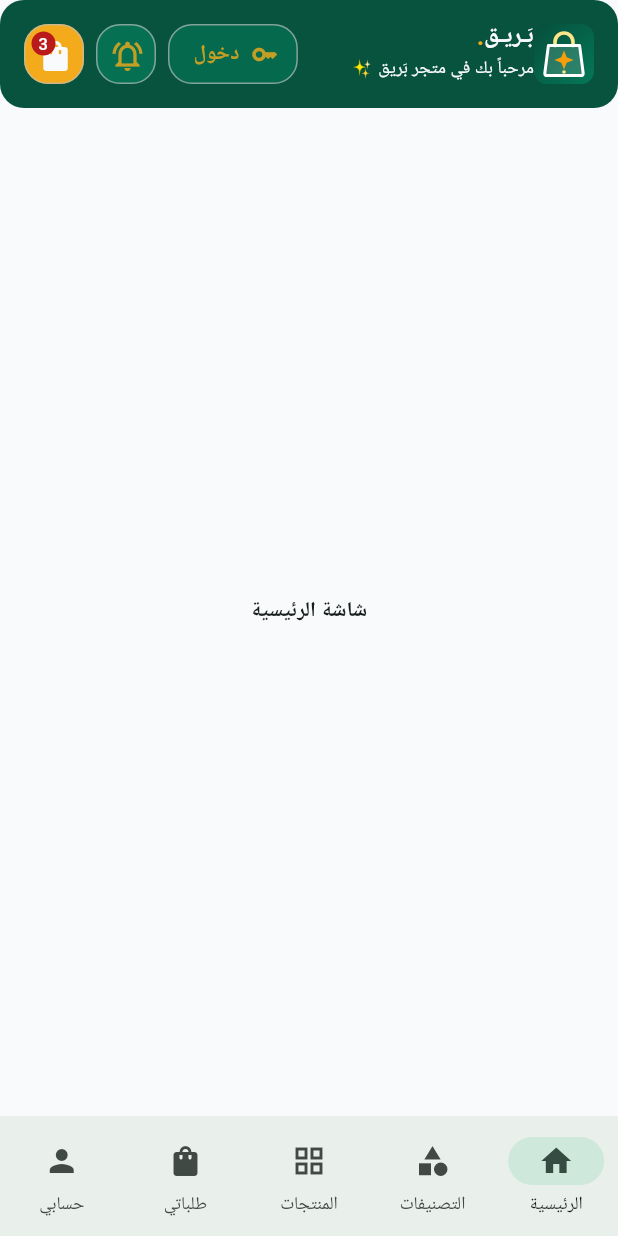
After one commit to laithkharroub743-cloud/bareeq, a Flutter app: the MainShellScreen screen opened by its route, on a phone screen of 412 x 824 dp. The commit adds this screen. Run offline on Flutter 3.47's test engine with Material 3 defaults, Android fonts, the phone set to English and light mode, and no system bars; our stand-ins replace flutter_svg, go_router, google_fonts; Roboto replaces fonts that are missing (Cairo).

Commit message:
adding buttome naviagtion Bar and IndexedStach and a header for the screens

```diff
--- /dev/null
+++ b/lib/core/router/app_router.dart
@@ -0,0 +1,39 @@
+import 'package:bareeq/features/auth/presentation/login_screen.dart';
+import 'package:bareeq/features/auth/presentation/signup_screen.dart';
+import 'package:bareeq/features/cart/presentation/cart_screen.dart';
+import 'package:bareeq/features/catalog/presenstation/product_details_screen.dart';
+import 'package:bareeq/features/orders/presentation/checkout_screen.dart';
+import 'package:bareeq/features/shell/presentation/main_shell_screen.dart';
+import 'package:go_router/go_router.dart';
+
+class AppRouter {
+  static const login = '/login';
+  static const register = '/register';
+  static const cart = '/cart';
+  static const checkoutScreen = '/CheckoutScreen';
+  static const mainShellScreen = '/';
+  static const productDetailsScreen = '/product/:id';
+  static final appRouter = GoRouter(
+    initialLocation: '/login',
+    routes: [
+      GoRoute(path: '/login', builder: (context, state) => const LoginScreen()),
+      GoRoute(
+        path: '/register',
+        builder: (context, state) => const SignupScreen(),
+      ),
+      GoRoute(path: '/cart', builder: (context, state) => const CartScreen()),
+      GoRoute(
+        path: '/product/:id',
+        builder: (context, state) {
+          final productId = state.pathParameters['id']!;
+          return ProductDetailsScreen(productId: productId);
+        },
+      ),
+      GoRoute(
+        path: '/CheckoutScreen',
+        builder: (context, state) => const CheckoutScreen(),
+      ),
+      GoRoute(path: '/', builder: (context, state) => const MainShellScreen()),
+    ],
+  );
+}
--- a/lib/core/utils/validators.dart
+++ b/lib/core/utils/validators.dart
@@ -1,4 +1,6 @@
+String? emailCheck;
 String? validateEmail(String? email) {
+  emailCheck = email;
   if (email == null || email.trim().isEmpty) return 'pls fill field';
   if (email.contains('@') && email.contains('.')) {
     return null;
--- /dev/null
+++ b/lib/core/widgets/bareeq_header.dart
@@ -0,0 +1,119 @@
+import 'package:bareeq/core/theme/app_colors.dart';
+
+import 'package:flutter/material.dart';
+import 'package:flutter_svg/flutter_svg.dart';
+
+class BareeqHeader extends StatelessWidget implements PreferredSizeWidget {
+  @override
+  Size get preferredSize => Size.fromHeight(72);
+  const BareeqHeader({super.key});
+  @override
+  Widget build(BuildContext context) {
+    return Container(
+      padding: EdgeInsetsDirectional.symmetric(vertical: 12, horizontal: 16),
+      decoration: BoxDecoration(
+        color: AppColors.primary,
+        borderRadius: BorderRadius.circular(16),
+        shape: BoxShape.rectangle,
+      ),
+      child: SafeArea(
+        child: Row(
+          children: [
+            SvgPicture.asset(
+              'lib/assets/icon/bareeq-logo.svg',
+              height: 40,
+              width: 40,
+            ),
+            Expanded(
+              child: Column(
+                crossAxisAlignment: CrossAxisAlignment.start,
+                children: [
+                  Text.rich(
+                    TextSpan(
+                      children: [
+                        TextSpan(
+                          text: 'بَـريـق',
+                          style: Theme.of(context).textTheme.bodyLarge!
+                              .copyWith(color: AppColors.surface),
+                        ),
+                        TextSpan(
+                          text: '.',
+                          style: Theme.of(context).textTheme.bodyLarge!
+                              .copyWith(color: AppColors.accentLight),
+                        ),
+                      ],
+                    ),
+                  ),
+                  Text(
+                    'مرحباً بك في متجر بَريق ✨',
+                    style: Theme.of(
+                      context,
+                    ).textTheme.bodySmall!.copyWith(color: AppColors.surface),
+                  ),
+                ],
+              ),
+            ),
+            Container(
+              height: 40,
+              decoration: BoxDecoration(
+                shape: BoxShape.rectangle,
+                borderRadius: BorderRadius.circular(16),
+                border: Border.all(color: AppColors.borderColor),
+                color: AppColors.primaryLight.withValues(alpha: 0.6),
+              ),
+              child: TextButton.icon(
+                onPressed: () {},
+                label: Text(
+                  'دخول',
+                  style: Theme.of(context).textTheme.bodyMedium!.copyWith(
+                    color: AppColors.accentLight.withValues(alpha: 0.8),
+                  ),
+                ),
+                icon: Icon(
+                  Icons.key,
+                  color: AppColors.accentLight.withValues(alpha: 0.8),
+                ),
+              ),
+            ),
+            SizedBox(width: 8),
+            Container(
+              width: 40,
+              height: 40,
+              decoration: BoxDecoration(
+                shape: BoxShape.rectangle,
+                borderRadius: BorderRadius.circular(16),
+                border: Border.all(color: AppColors.borderColor),
+                color: AppColors.primaryLight.withValues(alpha: 0.8),
+              ),
+              child: IconButton(
+                onPressed: () {},
+                icon: Icon(
+                  Icons.notifications_active_outlined,
+                  color: AppColors.accentLight.withValues(alpha: 0.8),
+                ),
+              ),
+            ),
+            SizedBox(width: 8),
+            Container(
+              width: 40,
+              height: 40,
+              decoration: BoxDecoration(
+                shape: BoxShape.rectangle,
+                borderRadius: BorderRadius.circular(16),
+                border: Border.all(color: AppColors.borderColor),
+                color: AppColors.accentLight,
+              ),
+              child: IconButton(
+                onPressed: () {},
+                icon: Badge(
+                  label: Text('3'),
+                  child: Icon(Icons.shopping_bag, color: AppColors.surface),
+                ),
+              ),
+            ),
+          ],
+        ),
+      ),
+    );
+  }
+}
--- a/lib/core/widgets/bareeq_logo.dart
+++ b/lib/core/widgets/bareeq_logo.dart
@@ -3,7 +3,7 @@ import 'package:flutter/material.dart';
 import 'package:flutter_svg/flutter_svg.dart';
 
 class BareeqLogo extends StatelessWidget {
-  const BareeqLogo({super.key, this.width =100, this.height =100});
+  const BareeqLogo({super.key, this.width = 100, this.height = 100});
   final double width;
   final double height;
   @override
--- a/lib/core/widgets/password_field.dart
+++ b/lib/core/widgets/password_field.dart
@@ -35,9 +35,7 @@ class _PasswordFieldState extends State<PasswordField> {
         hint: widget.hintText,
         suffixIcon: TextButton.icon(
           label: Text(obsecureText ? 'اظهار' : 'اخفاء'),
-          icon: Icon(
-            obsecureText ? Icons.visibility : Icons.visibility_off,
-          ),
+          icon: Icon(obsecureText ? Icons.visibility : Icons.visibility_off),
           onPressed: () {
             setState(() {
               obsecureText = !obsecureText;
--- /dev/null
+++ b/lib/features/shell/presentation/main_shell_screen.dart
@@ -0,0 +1,50 @@
+import 'package:bareeq/core/widgets/bareeq_header.dart';
+import 'package:flutter/material.dart';
+
+class MainShellScreen extends StatefulWidget {
+  const MainShellScreen({super.key});
+
+  @override
+  State<MainShellScreen> createState() => _MainShellScreenState();
+}
+
+class _MainShellScreenState extends State<MainShellScreen> {
+  late List<Widget> tabs = [
+    Center(child: Text('شاشة الرئيسية')),
+    Center(child: Text('شاشة التصنيفات')),
+    Center(child: Text('شاشة المنتجات')),
+    Center(child: Text('شاشة طلباتي')),
+    Center(child: Text('شاشة حسابي')),
+  ];
+  int _index = 0;
+
+  @override
+  Widget build(BuildContext context) {
+    return Scaffold(
+      appBar: BareeqHeader(),
+      body: IndexedStack(
+        alignment: AlignmentGeometry.center,
+        index: _index,
+        children: tabs,
+      ),
+      bottomNavigationBar: NavigationBar(
+        selectedIndex: _index,
+        onDestinationSelected: (newIndex) {
+          setState(() {
+            _index = newIndex;
+          });
+        },
+        destinations: const [
+          NavigationDestination(icon: Icon(Icons.home), label: 'الرئيسية'),
+          NavigationDestination(icon: Icon(Icons.category), label: 'التصنيفات'),
+          NavigationDestination(icon: Icon(Icons.grid_view), label: 'المنتجات'),
+          NavigationDestination(
+            icon: Icon(Icons.shopping_bag),
+            label: 'طلباتي',
+          ),
+          NavigationDestination(icon: Icon(Icons.person), label: 'حسابي'),
+        ],
+      ),
+    );
+  }
+}
--- a/pubspec.yaml
+++ b/pubspec.yaml
@@ -40,6 +40,7 @@ dependencies:
   intl: any
   google_fonts: 8.2.1
   flutter_svg: ^2.3.0
+  go_router: ^18.1.1
 
 dev_dependencies:
   flutter_test:
```
Also changed, not shown: lib/core/utils/number_formatter.dart (added, +12 -0 lines), lib/core/widgets/gradient_button.dart (+10 -3 lines), lib/features/auth/presentation/login_screen.dart (renamed from lib/screens/login_screen.dart, +4 -6 lines), lib/features/auth/presentation/signup_screen.dart (renamed from lib/screens/signup_screen.dart, +6 -8 lines), lib/features/cart/presentation/cart_screen.dart (added, +9 -0 lines), lib/features/catalog/presenstation/product_details_screen.dart (added, +10 -0 lines), lib/features/orders/presentation/checkout_screen.dart (added, +9 -0 lines), lib/main.dart (+4 -3 lines), pubspec.lock.
